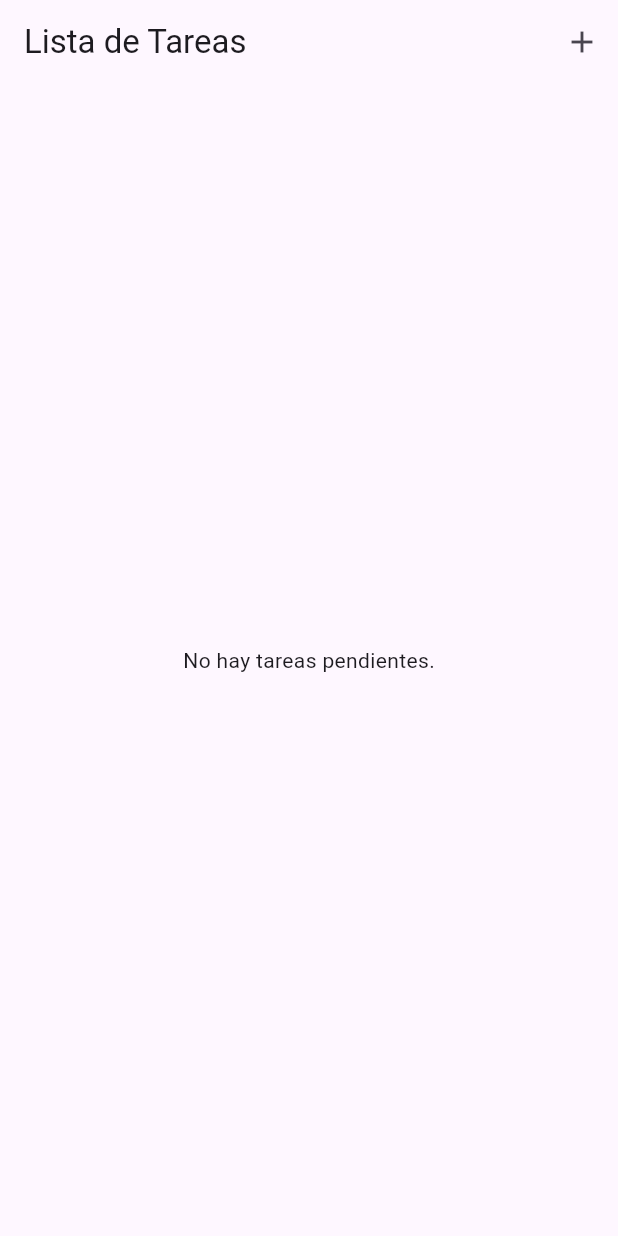
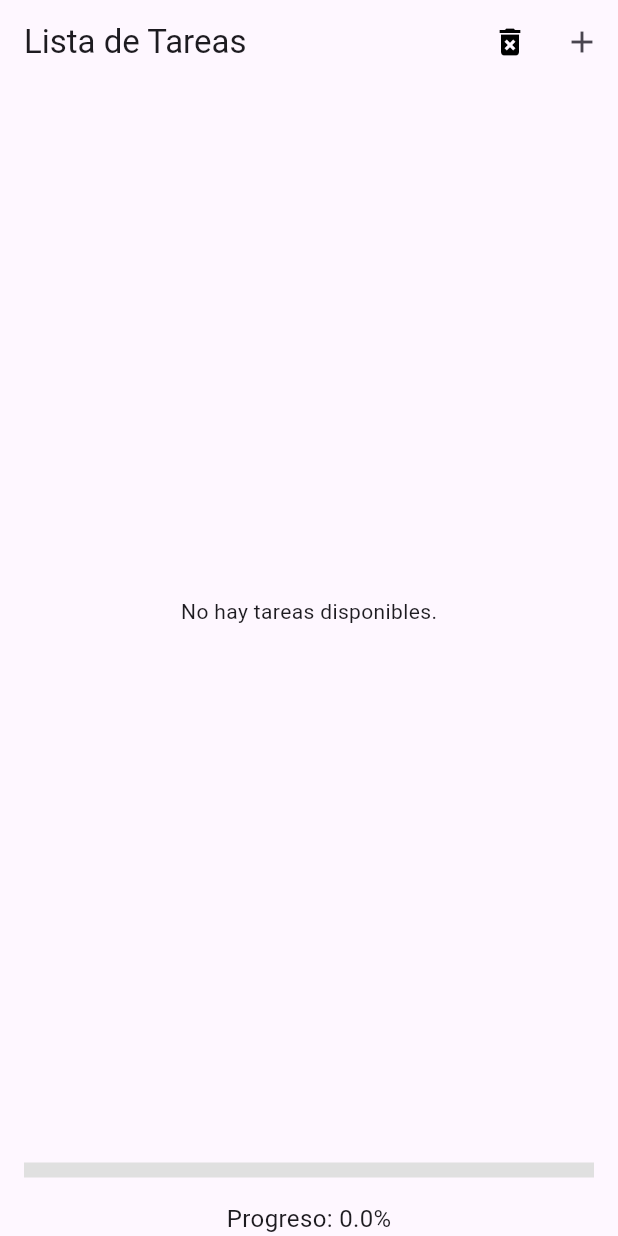
Before and after one commit to Alcx224/project1, a Flutter app: the screen it shows after launch, on a phone screen of 412 x 824 dp. Run offline on Flutter 3.47's test engine with Material 3 defaults, Android fonts, the phone set to English and light mode, and no system bars; our stand-ins replace get.

Commit message:
se agrega la barra de progreso

```diff
--- a/lib/ui/pages/home_page.dart
+++ b/lib/ui/pages/home_page.dart
@@ -2,6 +2,7 @@ import 'package:flutter/material.dart';
 import 'package:get/get.dart';
 import '../controllers/TaskController.dart';
 import '../controllers/TaskModel.dart';
+import '../widgets/ProgressBar.dart';
 import '../widgets/TaskCard1.dart';
 import '../widgets/TaskCard2.dart';
 import 'TaskBankPage.dart';
@@ -16,6 +17,13 @@ class TaskListPage extends StatelessWidget {
         title: Text('Lista de Tareas'),
         actions: [
           IconButton(
+            icon: Icon(Icons.delete_forever, color: Colors.black),
+            onPressed: () {
+              _confirmClear(
+                  context); // Llamada para confirmar antes de vaciar la lista
+            },
+          ),
+          IconButton(
             icon: Icon(Icons.add),
             onPressed: () {
               // Redirigir a la página de agregar tareas
@@ -24,29 +32,59 @@ class TaskListPage extends StatelessWidget {
           ),
         ],
       ),
-      body: Obx(() {
+      body: Column(
+        children: [
+          Expanded(
+            child: Obx(() {
               if (taskController.tasks.isEmpty) {
-          return Center(
-            child: Text('No hay tareas pendientes.'),
-          );
-        } else {
+                return Center(child: Text("No hay tareas disponibles."));
+              }
               return ListView.builder(
                 itemCount: taskController.tasks.length,
                 itemBuilder: (context, index) {
-              final task = taskController.tasks[index];
-              if (task.type == TaskType.simple) {
-                // Mostrar tarjeta de tarea única
-                return TaskCard(task: task);
-              } else if (task.type == TaskType.quantitative) {
-                // Mostrar tarjeta de tarea cuantitativa
+                  var task = taskController.tasks[index];
+                  if (task.type == TaskType.quantitative) {
                     return QuantitativeTaskCard(task: task);
                   } else {
-                return SizedBox.shrink(); // Si hay un tipo desconocido
+                    return TaskCard(task: task);
                   }
                 },
               );
+            }),
+          ),
+          // Barra de progreso de tareas en la parte inferior
+          ProgressBar(),
+        ],
+      ),
+    );
   }
-      }),
+
+  // Mostrar confirmación antes de vaciar la lista
+  void _confirmClear(BuildContext context) {
+    showDialog(
+      context: context,
+      builder: (BuildContext context) {
+        return AlertDialog(
+          title: Text("Eliminar Todas las Tareas"),
+          content:
+              Text("¿Estás seguro de que deseas eliminar todas las tareas?"),
+          actions: [
+            TextButton(
+              onPressed: () {
+                Get.back();
+              },
+              child: Text("Cancelar"),
+            ),
+            TextButton(
+              onPressed: () {
+                taskController.clearTasks(); // Vaciar la lista de tareas
+                Get.back();
+              },
+              child: Text("Eliminar Todo", style: TextStyle(color: Colors.red)),
+            ),
+          ],
+        );
+      },
     );
   }
 }
--- a/lib/ui/widgets/CustomTaskForm.dart
+++ b/lib/ui/widgets/CustomTaskForm.dart
@@ -98,7 +98,9 @@ class _CustomTaskFormState extends State<CustomTaskForm> {
                 if (_formKey.currentState!.validate()) {
                   // Crear la tarea personalizada
                   _addCustomTask();
-                  Get.back(); // Cerrar el formulario
+                  Get.back();
+                  Get.back();
+                  // Cerrar el formulario
                 }
               },
               child: Text('Agregar Tarea'),
--- /dev/null
+++ b/lib/ui/widgets/ProgressBar.dart
@@ -0,0 +1,55 @@
+import 'package:flutter/material.dart';
+import 'package:get/get.dart';
+import '../controllers/TaskController.dart';
+
+class ProgressBar extends StatelessWidget {
+  final TaskController taskController = Get.find();
+
+  @override
+  Widget build(BuildContext context) {
+    return Obx(() {
+      // Calcular el progreso total
+      double progress = _calculateProgress(taskController);
+
+      return Column(
+        children: [
+          Padding(
+            padding: const EdgeInsets.all(16.0),
+            child: LinearProgressIndicator(
+              value: progress,
+              backgroundColor: Colors.grey[300],
+              valueColor:
+                  AlwaysStoppedAnimation<Color>(_getProgressColor(progress)),
+              minHeight: 10,
+            ),
+          ),
+          Text(
+            "Progreso: ${(progress * 100).toStringAsFixed(1)}%",
+            style: TextStyle(fontSize: 16),
+          ),
+        ],
+      );
+    });
+  }
+
+  // Función para calcular el progreso basado en las tareas completadas
+  double _calculateProgress(TaskController controller) {
+    if (controller.tasks.isEmpty) {
+      return 0.0;
+    }
+    int completedTasks =
+        controller.tasks.where((task) => task.isCompleted).length;
+    return completedTasks / controller.tasks.length;
+  }
+
+  // Función para determinar el color de la barra de progreso
+  Color _getProgressColor(double progress) {
+    if (progress < 0.35) {
+      return Colors.red;
+    } else if (progress < 0.75) {
+      return Colors.yellow;
+    } else {
+      return Colors.green;
+    }
+  }
+}
```
Also changed, not shown: lib/ui/controllers/TaskController.dart (+10 -0 lines). Lines whose indentation alone changed are shown as unchanged.
